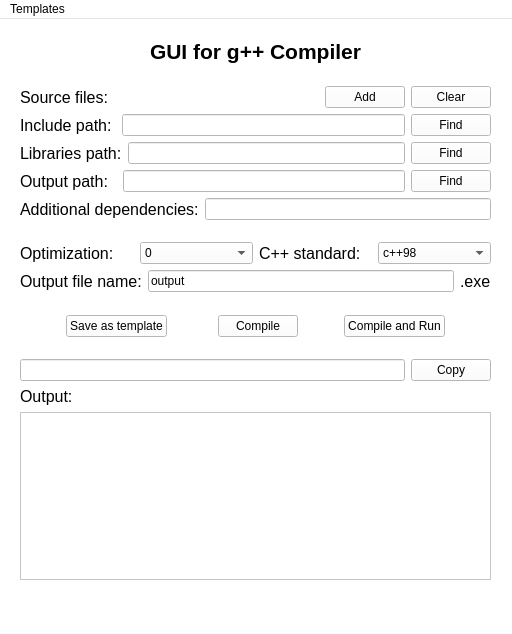
CosmoSt4r/gui-gpp, file mainwindow.ui: the form before one commit.
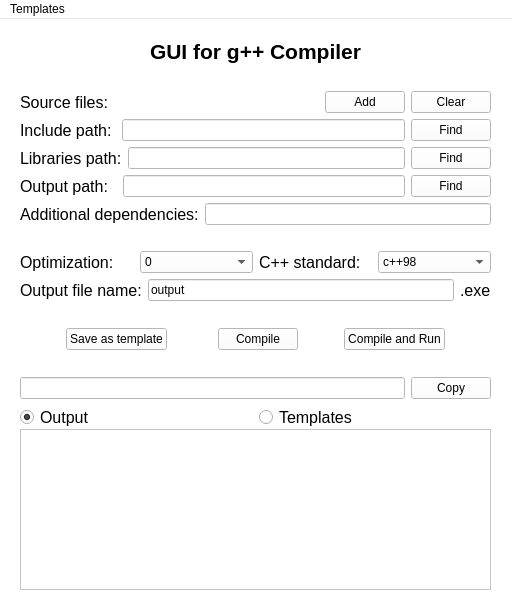
The form after the commit.

Commit message: Templates applying added

What changed in the file:
```diff
--- a/mainwindow.ui
+++ b/mainwindow.ui
@@ -7,7 +7,7 @@
     <x>0</x>
     <y>0</y>
     <width>512</width>
-    <height>634</height>
+    <height>601</height>
    </rect>
   </property>
   <property name="palette">
@@ -462,7 +462,7 @@
       <x>20</x>
       <y>20</y>
       <width>471</width>
-      <height>541</height>
+      <height>391</height>
      </rect>
     </property>
     <layout class="QVBoxLayout" name="verticalLayout_7">
@@ -957,28 +957,68 @@
      <item>
       <layout class="QHBoxLayout" name="horizontalLayout_2">
        <item>
-        <widget class="QLabel" name="outputLabel">
+        <widget class="QRadioButton" name="outputRButton">
          <property name="font">
           <font>
            <pointsize>12</pointsize>
           </font>
          </property>
          <property name="text">
-          <string>Output:</string>
+          <string>Output</string>
+         </property>
+         <property name="checked">
+          <bool>true</bool>
+         </property>
+        </widget>
+       </item>
+       <item>
+        <widget class="QRadioButton" name="templatesRButton">
+         <property name="font">
+          <font>
+           <pointsize>12</pointsize>
+          </font>
+         </property>
+         <property name="text">
+          <string>Templates</string>
+         </property>
+         <property name="checked">
+          <bool>false</bool>
          </property>
         </widget>
        </item>
       </layout>
      </item>
-     <item>
-      <widget class="QPlainTextEdit" name="outputPlainText">
-       <property name="readOnly">
-        <bool>true</bool>
-       </property>
-      </widget>
-     </item>
     </layout>
    </widget>
+   <widget class="QPlainTextEdit" name="outputPlainText">
+    <property name="geometry">
+     <rect>
+      <x>20</x>
+      <y>410</y>
+      <width>471</width>
+      <height>161</height>
+     </rect>
+    </property>
+    <property name="readOnly">
+     <bool>true</bool>
+    </property>
+   </widget>
+   <widget class="QListWidget" name="templatesList">
+    <property name="enabled">
+     <bool>true</bool>
+    </property>
+    <property name="geometry">
+     <rect>
+      <x>20</x>
+      <y>410</y>
+      <width>471</width>
+      <height>161</height>
+     </rect>
+    </property>
+   </widget>
+   <zorder>templatesList</zorder>
+   <zorder>verticalLayoutWidget</zorder>
+   <zorder>outputPlainText</zorder>
   </widget>
   <widget class="QMenuBar" name="menuBar">
    <property name="geometry">
```
The commit also changes 3 other files.
